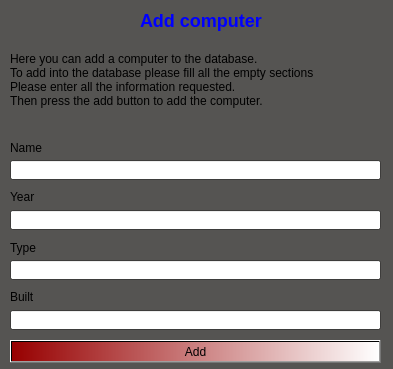
The window that EndurvinnslustöðATeam/Skil3/Ui/addcomputer.ui (trunti/verklegtn-m) describes before a commit, drawn with Qt 5.
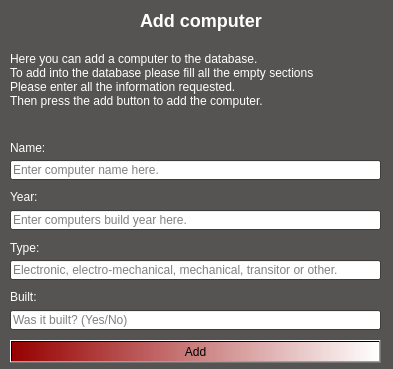
The same window after the commit. Icons and pictures are not drawn.

```diff
--- a/EndurvinnslustöðATeam/Skil3/Ui/addcomputer.ui
+++ b/EndurvinnslustöðATeam/Skil3/Ui/addcomputer.ui
@@ -91,7 +91,7 @@
     </rect>
    </property>
    <property name="text">
-    <string>&lt;html&gt;&lt;head/&gt;&lt;body&gt;&lt;p&gt;&lt;span style=&quot; font-size:x-large; font-weight:600; color:#0000ff;&quot;&gt;Add computer&lt;/span&gt;&lt;/p&gt;&lt;/body&gt;&lt;/html&gt;</string>
+    <string>&lt;html&gt;&lt;head/&gt;&lt;body&gt;&lt;p&gt;&lt;span style=&quot; font-size:x-large; font-weight:600; color:#ffffff;&quot;&gt;Add computer&lt;/span&gt;&lt;/p&gt;&lt;/body&gt;&lt;/html&gt;</string>
    </property>
   </widget>
   <widget class="QLabel" name="label_2">
@@ -104,7 +104,7 @@
     </rect>
    </property>
    <property name="text">
-    <string>Name</string>
+    <string>&lt;html&gt;&lt;head/&gt;&lt;body&gt;&lt;p&gt;&lt;span style=&quot; color:#ffffff;&quot;&gt;Name:&lt;/span&gt;&lt;/p&gt;&lt;/body&gt;&lt;/html&gt;</string>
    </property>
   </widget>
   <widget class="QLineEdit" name="input_name">
@@ -116,6 +116,9 @@
      <height>20</height>
     </rect>
    </property>
+   <property name="placeholderText">
+    <string>Enter computer name here.</string>
+   </property>
   </widget>
   <widget class="QLabel" name="label_3">
    <property name="geometry">
@@ -127,7 +130,7 @@
     </rect>
    </property>
    <property name="text">
-    <string>Year</string>
+    <string>&lt;html&gt;&lt;head/&gt;&lt;body&gt;&lt;p&gt;&lt;span style=&quot; color:#ffffff;&quot;&gt;Year:&lt;/span&gt;&lt;/p&gt;&lt;/body&gt;&lt;/html&gt;</string>
    </property>
   </widget>
   <widget class="QLineEdit" name="input_year">
@@ -139,6 +142,12 @@
      <height>20</height>
     </rect>
    </property>
+   <property name="text">
+    <string/>
+   </property>
+   <property name="placeholderText">
+    <string>Enter computers build year here.</string>
+   </property>
   </widget>
   <widget class="QLabel" name="label_4">
    <property name="geometry">
@@ -150,7 +159,7 @@
     </rect>
    </property>
    <property name="text">
-    <string>Type</string>
+    <string>&lt;html&gt;&lt;head/&gt;&lt;body&gt;&lt;p&gt;&lt;span style=&quot; color:#ffffff;&quot;&gt;Type:&lt;/span&gt;&lt;/p&gt;&lt;/body&gt;&lt;/html&gt;</string>
    </property>
   </widget>
   <widget class="QLineEdit" name="input_type">
@@ -162,6 +171,12 @@
      <height>20</height>
     </rect>
    </property>
+   <property name="text">
+    <string/>
+   </property>
+   <property name="placeholderText">
+    <string>Electronic, electro-mechanical, mechanical, transitor or other.</string>
+   </property>
   </widget>
   <widget class="QLabel" name="label_5">
    <property name="geometry">
@@ -173,7 +188,7 @@
     </rect>
    </property>
    <property name="text">
-    <string>Built</string>
+    <string>&lt;html&gt;&lt;head/&gt;&lt;body&gt;&lt;p&gt;&lt;span style=&quot; color:#ffffff;&quot;&gt;Built:&lt;/span&gt;&lt;/p&gt;&lt;/body&gt;&lt;/html&gt;</string>
    </property>
   </widget>
   <widget class="QLineEdit" name="input_wasbuilt">
@@ -185,6 +200,9 @@
      <height>20</height>
     </rect>
    </property>
+   <property name="placeholderText">
+    <string>Was it built? (Yes/No)</string>
+   </property>
   </widget>
   <widget class="QPushButton" name="pushButton">
    <property name="geometry">
@@ -265,7 +283,7 @@
     </rect>
    </property>
    <property name="text">
-    <string>&lt;html&gt;&lt;head/&gt;&lt;body&gt;&lt;p&gt;Here you can add a computer to the database.&lt;br/&gt;To add into the database please fill all the empty sections &lt;br/&gt;Please enter all the information requested.&lt;br/&gt;Then press the add button to add the computer.&lt;/p&gt;&lt;/body&gt;&lt;/html&gt;</string>
+    <string>&lt;html&gt;&lt;head/&gt;&lt;body&gt;&lt;p&gt;&lt;span style=&quot; color:#ffffff;&quot;&gt;Here you can add a computer to the database.&lt;br/&gt;To add into the database please fill all the empty sections &lt;br/&gt;Please enter all the information requested.&lt;br/&gt;Then press the add button to add the computer.&lt;/span&gt;&lt;/p&gt;&lt;/body&gt;&lt;/html&gt;</string>
    </property>
   </widget>
  </widget>
```
